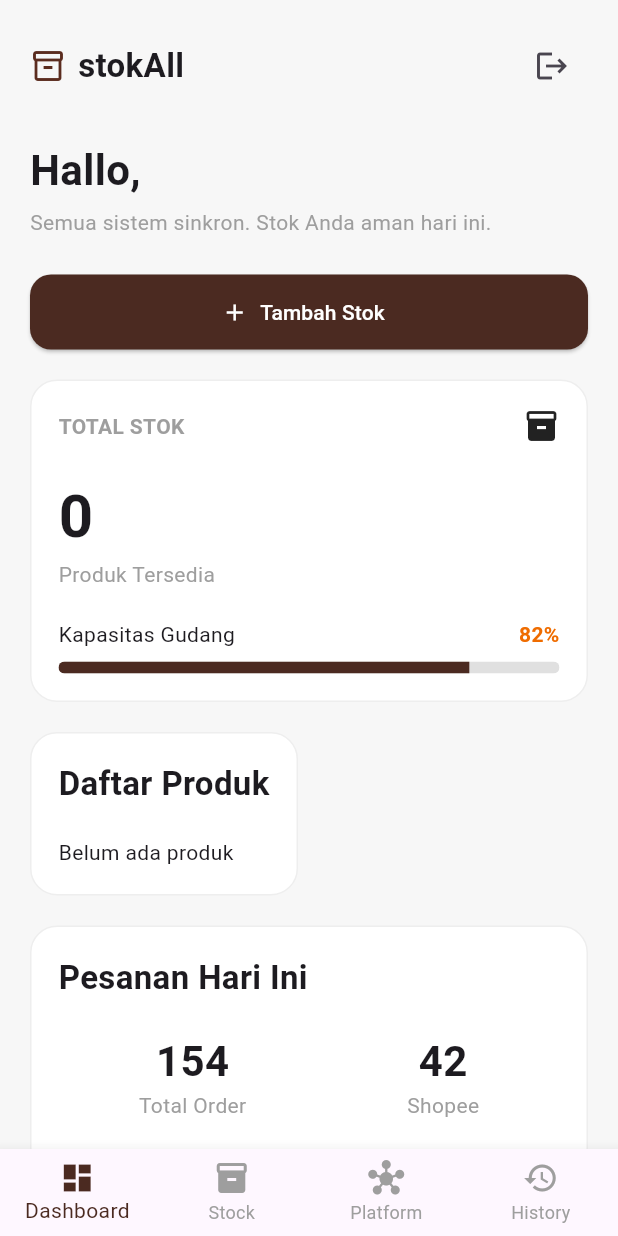
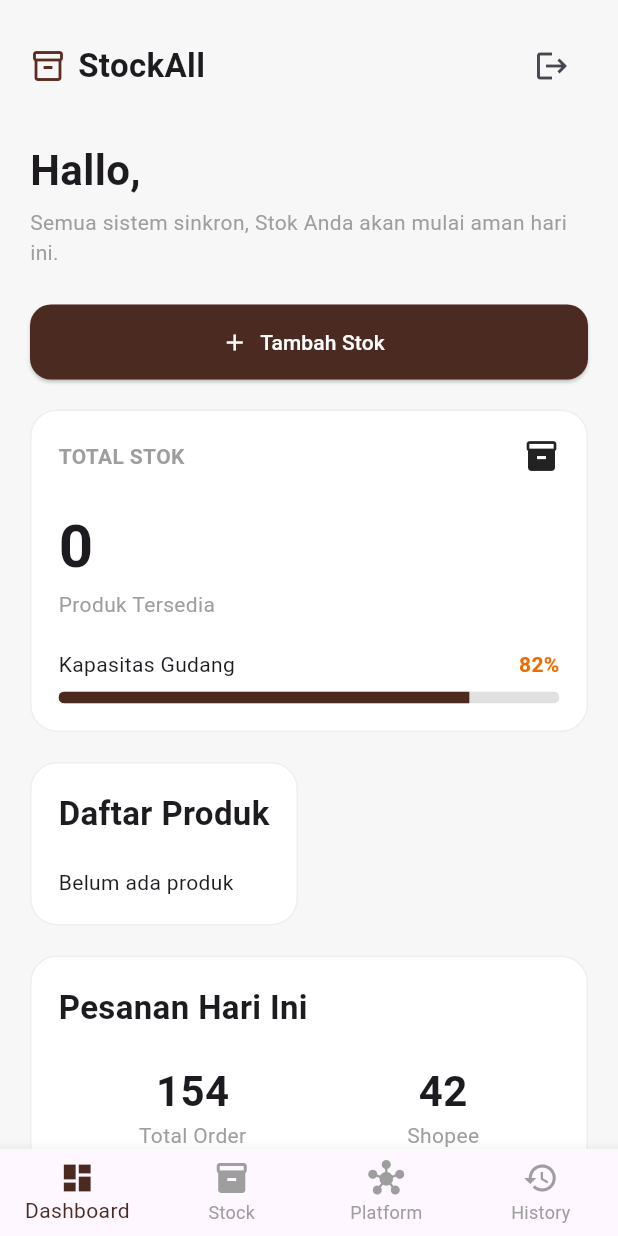
Before and after one commit to Amalia181205/stok_all, a Flutter app: the DashboardPage screen opened directly, on a phone screen of 412 x 824 dp. Run offline on Flutter 3.47's test engine with Material 3 defaults, Android fonts, the phone set to English and light mode, and no system bars; our stand-ins replace firebase_auth, firebase_core, google_sign_in, shared_preferences; accounts and stored records are empty; network calls fail.

```diff
--- a/lib/dashboard_page.dart
+++ b/lib/dashboard_page.dart
@@ -132,7 +132,7 @@ class _DashboardPageState extends State<DashboardPage> {
                   SizedBox(width: 8),
 
                   Text(
-                    "stokAll",
+                    "StockAll",
                     style: TextStyle(fontSize: 22, fontWeight: FontWeight.bold),
                   ),
                 ],
@@ -153,7 +153,7 @@ class _DashboardPageState extends State<DashboardPage> {
           const SizedBox(height: 5),
 
           const Text(
-            "Semua sistem sinkron. Stok Anda aman hari ini.",
+            "Semua sistem sinkron, Stok Anda akan mulai aman hari ini.",
             style: TextStyle(color: Colors.grey),
           ),
 
```
Also changed, not shown: lib/read_produk.dart (+10 -1 lines).
